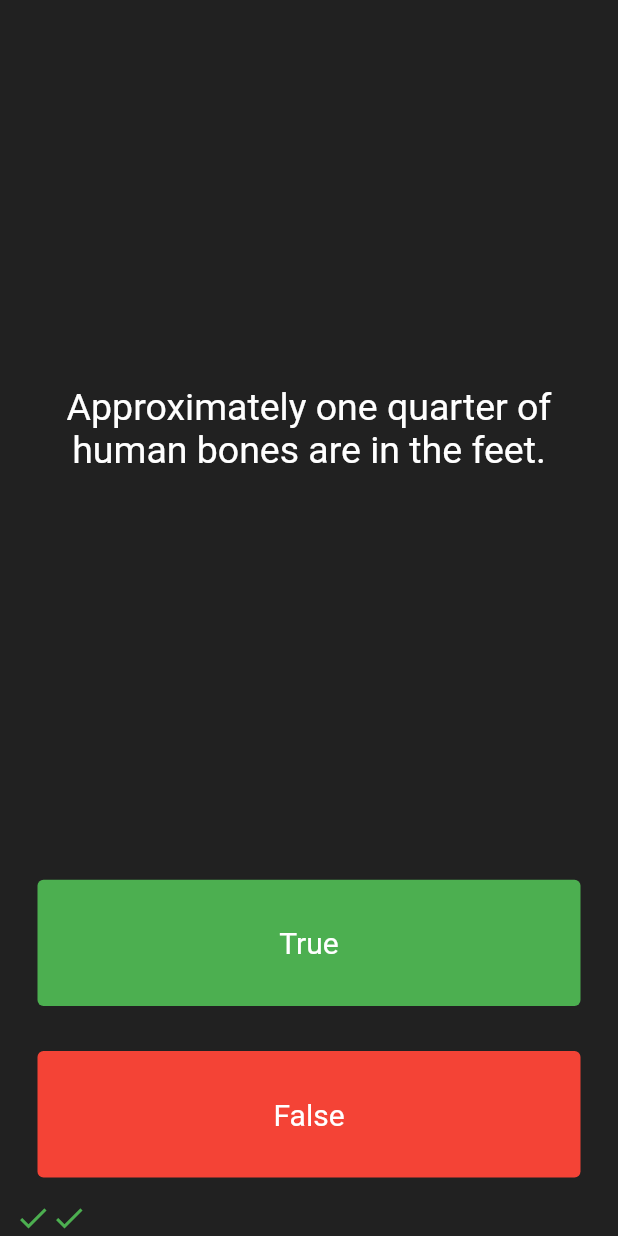
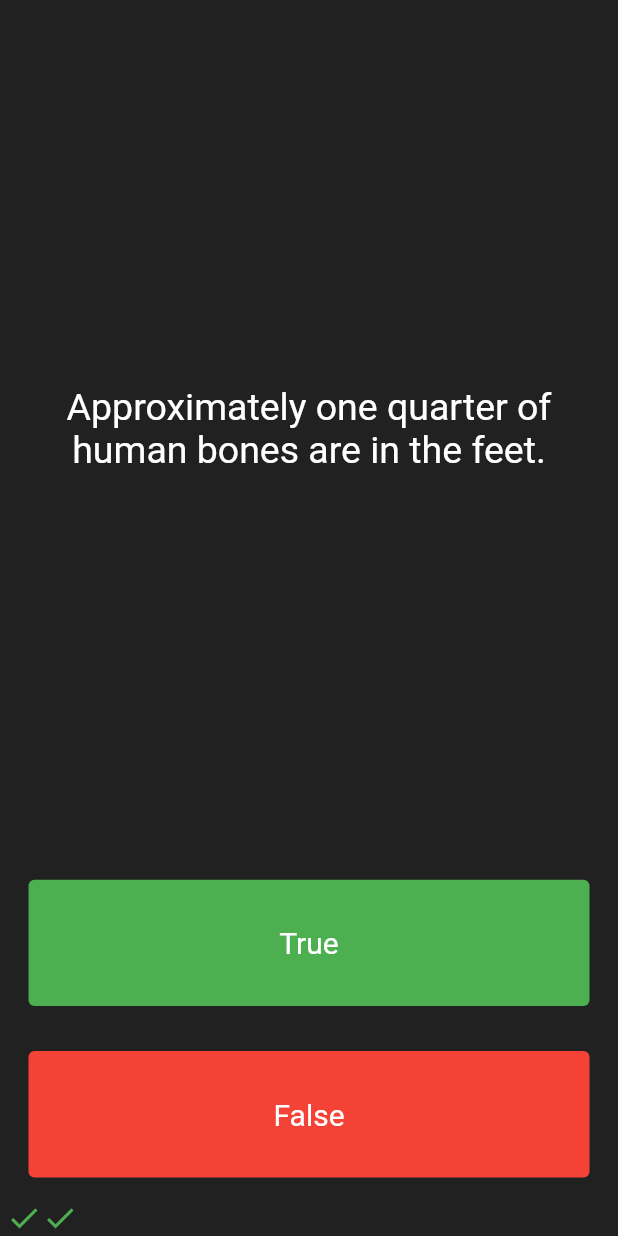
Before and after one commit to haguremon/quizzler-flutter, a Flutter app: the screen it shows after launch, after a tap on "True", after a tap on "False", on a phone screen of 412 x 824 dp. Run offline on Flutter 3.47's test engine with Material 2 defaults, Android fonts, the phone set to English and light mode, and no system bars; our stand-ins replace rflutter_alert.

Commit message:
コードチャレンジ自分でやってみたやつ

```diff
--- a/lib/main.dart
+++ b/lib/main.dart
@@ -2,7 +2,10 @@ import 'package:flutter/material.dart';
 
 import 'quiz_brain.dart';
 
+import 'package:rflutter_alert/rflutter_alert.dart';
+
 QuizBrain quizBrain = QuizBrain();
+
 
 void main() => runApp(Quizzler());
 
@@ -17,7 +20,7 @@ class Quizzler extends StatelessWidget {
         backgroundColor: Colors.grey.shade900,
         body: SafeArea(
           child: Padding(
-            padding: const EdgeInsets.symmetric(horizontal: 10.0),
+            padding: const EdgeInsets.symmetric(horizontal: 4.0),
             child: QuizPage(),
           ),
         ),
@@ -35,6 +38,104 @@ class QuizPage extends StatefulWidget {
 
 class _QuizPageState extends State<QuizPage> {
   List<Icon> socreKeeper = [];
+
+var alertStyle = AlertStyle(
+  animationType: AnimationType.fromTop,
+  isCloseButton: false,
+  isOverlayTapDismiss: false,
+  descStyle: const TextStyle(
+    fontWeight: FontWeight.normal,
+    fontSize: 15,
+    ),
+  descTextAlign: TextAlign.start,
+  animationDuration: const Duration(milliseconds: 400),
+  alertBorder: RoundedRectangleBorder(
+    borderRadius: BorderRadius.circular(0.0),
+    side: const BorderSide(
+      color: Colors.grey,
+    ),
+  ),
+  titleStyle: const TextStyle(
+    color: Colors.red,
+    fontWeight: FontWeight.bold,
+    fontSize: 25,
+  ),
+  alertAlignment: Alignment.topCenter,
+);
+
+  // List<Expanded> createSocreKeeper() {
+  //   List<Expanded> expandedsocreKeeper = [];
+  //   socreKeeper.forEach((element) {
+  //     expandedsocreKeeper.add(Expanded(
+  //       child: element,
+  //     ));
+  //   });
+  //   return expandedsocreKeeper;
+  // }
+  // ignore: unused_field
+  int _scorecount = 0;
+  void checkAnswer(bool userPickedAnswer) {
+    if (socreKeeper.length == 13) {
+      Alert(
+        context: context,
+        title: 'Score\n$_scorecount/13',
+        style: alertStyle,
+        desc: "最後の問題が終わりました。どちらかを選択してください",
+        buttons: <DialogButton>[
+          DialogButton(
+            child: const Center(
+              child: Text(
+                "リスタート",
+                style: TextStyle(color: Colors.white, fontSize: 14),
+              ),
+            ),
+            onPressed: () {
+              setState(() {
+                socreKeeper = [];
+                _scorecount = 0;
+                quizBrain.restartQuestions();
+              });
+              Navigator.pop(context);
+            },
+            gradient: const LinearGradient(colors: [
+              Color.fromRGBO(116, 116, 191, 1.0),
+              Color.fromRGBO(52, 138, 199, 1.0)
+            ]),
+          ),
+          DialogButton(
+            child: const Text(
+              "キャンセル",
+              style: TextStyle(color: Colors.white, fontSize: 14),
+            ),
+            onPressed: () => Navigator.pop(context),
+            color: Colors.red,
+          )
+        ],
+      ).show();
+      return;
+    }
+    bool correctAnswer = quizBrain.getQuestionAnswer();
+    setState(() {
+      if (correctAnswer == userPickedAnswer) {
+        _scorecount++;
+        socreKeeper.add(
+          const Icon(
+            Icons.check,
+            color: Colors.green,
+          ),
+        );
+      } else {
+        socreKeeper.add(
+          const Icon(
+            Icons.close,
+            color: Colors.red,
+          ),
+        );
+      }
+      quizBrain.nextQuestions();
+    });
+  }
+
   @override
   Widget build(BuildContext context) {
     return Column(
@@ -76,29 +177,7 @@ class _QuizPageState extends State<QuizPage> {
                 ),
               ),
               onPressed: () {
-                setState(() {
-                  bool correctAnswer = quizBrain.getQuestionAnswer();
-
-                  //カプセルかしないと下のようになる可能性もある
-                  //quizBrain.qAndaList[questionNnmber].questionAnswer = true;
-
-                  if (correctAnswer == true) {
-                    socreKeeper.add(
-                      const Icon(
-                        Icons.check,
-                        color: Colors.green,
-                      ),
-                    );
-                  } else {
-                    socreKeeper.add(
-                      const Icon(
-                        Icons.close,
-                        color: Colors.red,
-                      ),
-                    );
-                  }
-                  quizBrain.nextQuestions();
-                });
+                checkAnswer(true);
                 //The user picked true.
               },
             ),
@@ -123,32 +202,15 @@ class _QuizPageState extends State<QuizPage> {
                 ),
               ),
               onPressed: () {
-                setState(() {
-                  bool correctAnswer = quizBrain.getQuestionAnswer();
-                  if (correctAnswer == false) {
-                    socreKeeper.add(
-                      const Icon(
-                        Icons.check,
-                        color: Colors.green,
-                      ),
-                    );
-                  } else {
-                    socreKeeper.add(
-                      const Icon(
-                        Icons.close,
-                        color: Colors.red,
-                      ),
-                    );
-                  }
-                  quizBrain.nextQuestions();
-                });
-
+                checkAnswer(false);
                 //The user picked false.
               },
             ),
           ),
         ),
         Row(
+          mainAxisAlignment: MainAxisAlignment.start,
+          mainAxisSize: MainAxisSize.min,
           children: socreKeeper,
         )
       ],
--- a/lib/quiz_brain.dart
+++ b/lib/quiz_brain.dart
@@ -46,10 +46,13 @@ class QuizBrain {
 
   void nextQuestions() {
     //_questionNnmbeｒの数が_qAndaList.lengthより大きい時だけインクリメントされる
-    print(_questionNnmber);
 
     if (_questionNnmber < _qAndaList.length - 1) {
       _questionNnmber++; //_questionNnmber != 13
     }
   }
+
+  void restartQuestions() {
+    _questionNnmber = 0;
+  }
 }
--- a/pubspec.yaml
+++ b/pubspec.yaml
@@ -29,6 +29,7 @@ environment:
 dependencies:
   flutter:
     sdk: flutter
+  rflutter_alert: ^2.0.4
 
 
   # The following adds the Cupertino Icons font to your application.
```
Also changed, not shown: pubspec.lock.
